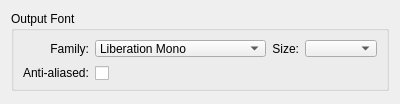
This is client/configoutput.ui in jkdoug/mudder as Qt 5 draws it before an edit. The edited form follows.
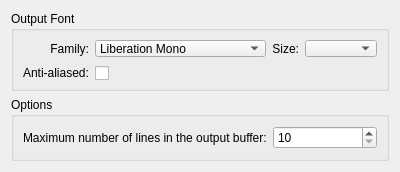
This is the edited form. Icons and pictures are not drawn.

Patch:
```diff
--- a/client/configoutput.ui
+++ b/client/configoutput.ui
@@ -7,7 +7,7 @@
     <x>0</x>
     <y>0</y>
     <width>400</width>
-    <height>104</height>
+    <height>163</height>
    </rect>
   </property>
   <property name="windowTitle">
@@ -104,6 +104,35 @@
      </layout>
     </widget>
    </item>
+   <item>
+    <widget class="QGroupBox" name="groupOptions">
+     <property name="title">
+      <string>Options</string>
+     </property>
+     <layout class="QFormLayout" name="formLayout">
+      <item row="0" column="0">
+       <widget class="QLabel" name="labelScrollback">
+        <property name="text">
+         <string>Maximum number of lines in the output buffer:</string>
+        </property>
+       </widget>
+      </item>
+      <item row="0" column="1">
+       <widget class="QSpinBox" name="scrollback">
+        <property name="minimum">
+         <number>10</number>
+        </property>
+        <property name="maximum">
+         <number>1000000</number>
+        </property>
+        <property name="singleStep">
+         <number>10</number>
+        </property>
+       </widget>
+      </item>
+     </layout>
+    </widget>
+   </item>
    <item>
     <spacer name="verticalSpacer">
      <property name="orientation">
```
